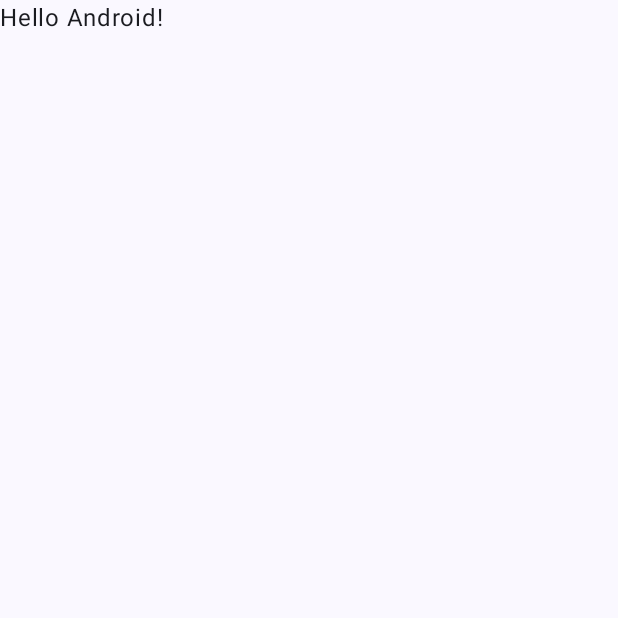
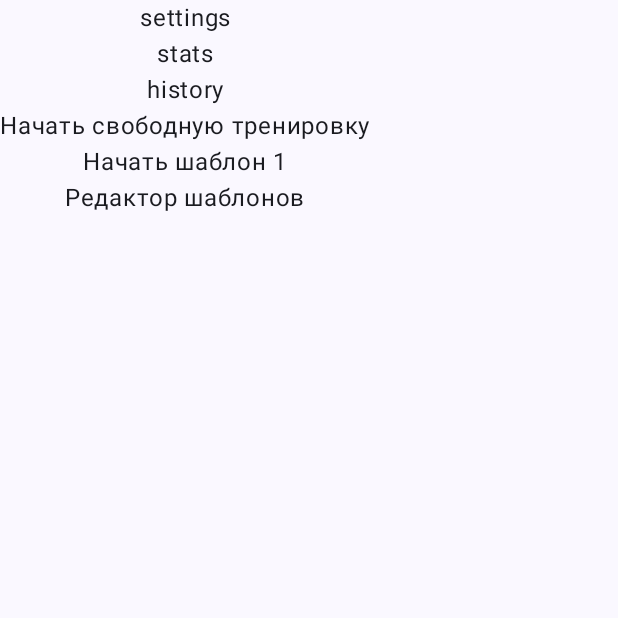
Before and after one commit to radioperez/Trainers, an Android app built with Jetpack Compose: the screen it shows after launch (MainActivity), on a phone screen of 412 x 824 dp, the top half of it. Before the commit the part shown is almost empty. Run offline under Robolectric (Android 15) with nearby library versions, the phone set to English and light mode, and no system bars.

Commit message:
Добавлены основы StartScreen

```diff
--- a/app/src/main/java/ru/slepcova/trainers/MainActivity.kt
+++ b/app/src/main/java/ru/slepcova/trainers/MainActivity.kt
@@ -4,11 +4,17 @@ import android.os.Bundle
 import androidx.activity.ComponentActivity
 import androidx.activity.compose.setContent
 import androidx.activity.enableEdgeToEdge
+import androidx.compose.foundation.layout.Arrangement
+import androidx.compose.foundation.layout.Column
+import androidx.compose.foundation.layout.Row
 import androidx.compose.foundation.layout.fillMaxSize
+import androidx.compose.foundation.layout.fillMaxWidth
 import androidx.compose.foundation.layout.padding
+import androidx.compose.material3.Button
 import androidx.compose.material3.Scaffold
 import androidx.compose.material3.Text
 import androidx.compose.runtime.Composable
+import androidx.compose.ui.Alignment
 import androidx.compose.ui.Modifier
 import androidx.compose.ui.tooling.preview.Preview
 import ru.slepcova.trainers.ui.theme.TrainersTheme
@@ -20,8 +26,7 @@ class MainActivity : ComponentActivity() {
         setContent {
             TrainersTheme {
                 Scaffold(modifier = Modifier.fillMaxSize()) { innerPadding ->
-                    Greeting(
-                        name = "Android",
+                    StartScreen(
                         modifier = Modifier.padding(innerPadding)
                     )
                 }
@@ -31,17 +36,41 @@ class MainActivity : ComponentActivity() {
 }
 
 @Composable
-fun Greeting(name: String, modifier: Modifier = Modifier) {
-    Text(
-        text = "Hello $name!",
-        modifier = modifier
-    )
+fun StartScreen(modifier: Modifier = Modifier) {
+    Column(horizontalAlignment = Alignment.CenterHorizontally,
+           verticalArrangement = Arrangement.SpaceEvenly) {
+        Row(verticalAlignment = Alignment.Top,
+            horizontalArrangement = Arrangement.End) {
+            Text("settings", modifier = modifier)
+        }
+        Text("stats", modifier = modifier)
+        Text("history", modifier = modifier)
+        Sheet(modifier)
+    }
 }
 
-@Preview(showBackground = true)
 @Composable
-fun GreetingPreview() {
-    TrainersTheme {
-        Greeting("Android")
+fun Sheet(modifier: Modifier = Modifier) {
+    Column(horizontalAlignment = Alignment.CenterHorizontally) {
+        Text(
+            text = "Начать свободную тренировку",
+            modifier = modifier
+        )
+        Text(
+            text = "Начать шаблон 1",
+            modifier = modifier
+        )
+        Text(
+            text = "Редактор шаблонов",
+            modifier = modifier
+        )
     }
 }
+
+@Preview
+@Composable
+fun StartScreenPreview() {
+    TrainersTheme {
+        StartScreen()
+    }
+}
```
